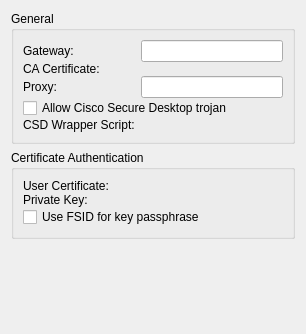
Above: vpn/openconnect/openconnectprop.ui from KDE/plasma-nm before the change. Below: the same form after it.
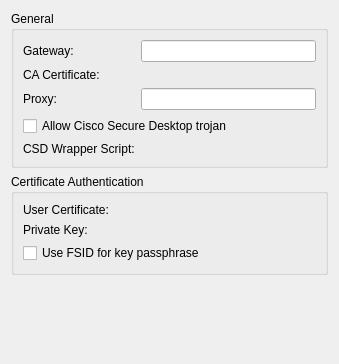
That is the form after the change. Custom widgets are drawn as their Qt base class.

What changed in the file:
```diff
--- a/vpn/openconnect/openconnectprop.ui
+++ b/vpn/openconnect/openconnectprop.ui
@@ -6,8 +6,8 @@
    <rect>
     <x>0</x>
     <y>0</y>
-    <width>306</width>
-    <height>334</height>
+    <width>339</width>
+    <height>364</height>
    </rect>
   </property>
   <property name="windowTitle">
@@ -24,7 +24,7 @@
        <enum>QFormLayout::ExpandingFieldsGrow</enum>
       </property>
       <property name="verticalSpacing">
-       <number>0</number>
+       <number>6</number>
       </property>
       <item row="0" column="0">
        <widget class="QLabel" name="label_4">
@@ -99,7 +99,7 @@
      </property>
      <layout class="QFormLayout" name="formLayout_2">
       <property name="verticalSpacing">
-       <number>0</number>
+       <number>6</number>
       </property>
       <item row="0" column="0">
        <widget class="QLabel" name="label_5">
```
